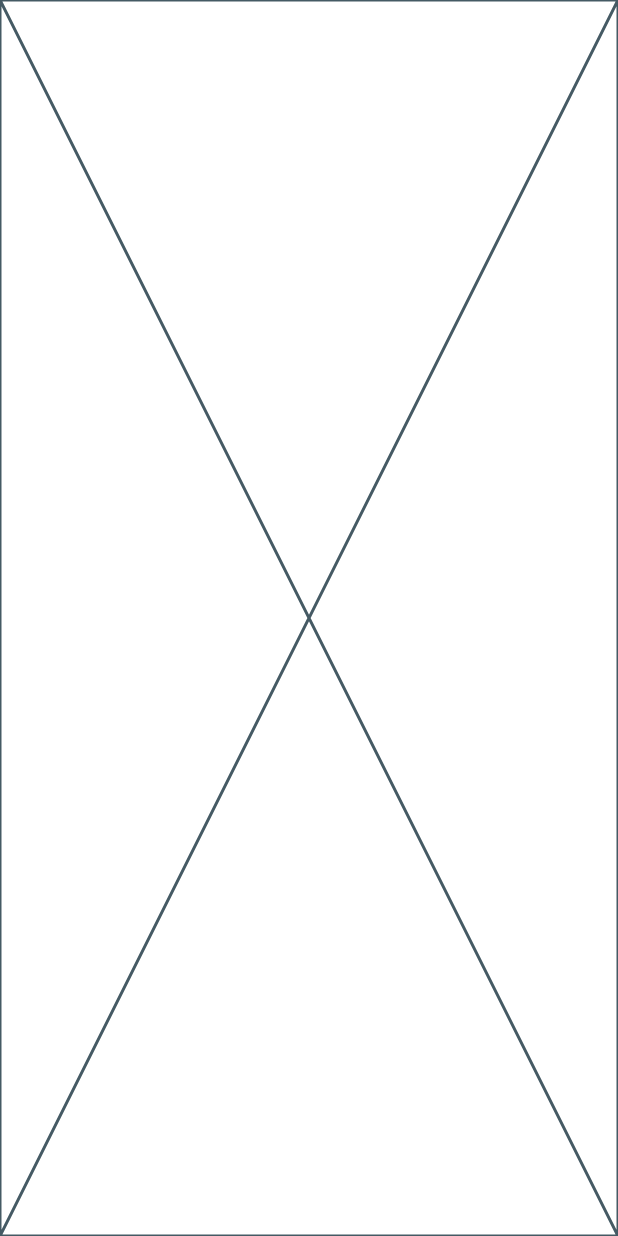
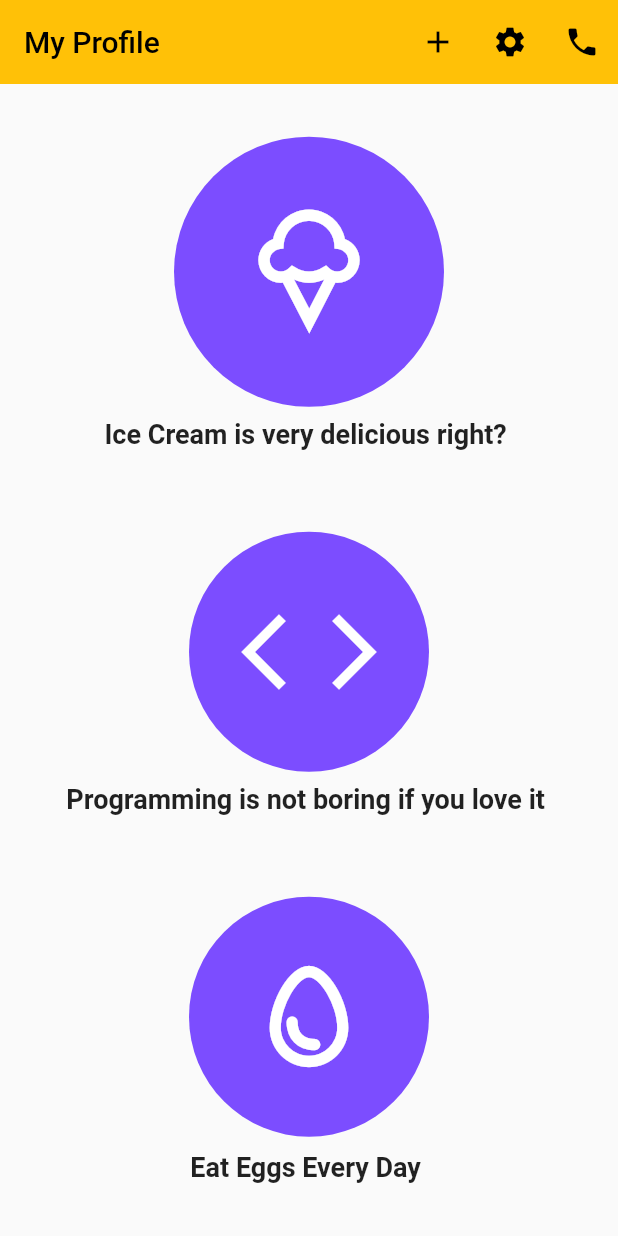
Before and after one commit to siraajul/submission, a Flutter app: the screen it shows after launch, on a phone screen of 412 x 824 dp. Run offline on Flutter 3.47's test engine with Material 3 defaults, Android fonts, the phone set to English and light mode, and no system bars.

Commit message:
New: Home Screen

```diff
--- a/lib/screens/home_screen.dart
+++ b/lib/screens/home_screen.dart
@@ -5,6 +5,117 @@ class HomeScreen extends StatelessWidget {
 
   @override
   Widget build(BuildContext context) {
-    return const Placeholder();
+    return Scaffold(
+      appBar: AppBar(
+        elevation: 0,
+        title: const Text(
+          'My Profile',
+          style: TextStyle(color: Colors.black),
+        ),
+        actions: [
+          IconButton(
+            onPressed: () {},
+            icon: const Icon(
+              Icons.add,
+              color: Colors.black,
+            ),
+          ),
+          IconButton(
+            onPressed: () {},
+            icon: const Icon(
+              Icons.settings,
+              color: Colors.black,
+            ),
+          ),
+          IconButton(
+            onPressed: () {},
+            icon: const Icon(
+              Icons.phone,
+              color: Colors.black,
+            ),
+          ),
+        ],
+        backgroundColor: Colors.amber,
+      ),
+      body: const Center(
+        child: Padding(
+          padding: EdgeInsets.all(8.0),
+          child: Column(
+            mainAxisAlignment: MainAxisAlignment.spaceAround,
+            children: [
+              Column(
+                children: [
+                  CircleAvatar(
+                    radius: 90,
+                    backgroundColor: Colors.deepPurpleAccent,
+                    foregroundColor: Colors.white,
+                    child: Icon(
+                      Icons.icecream_outlined,
+                      size: 90,
+                    ),
+                  ),
+                  SizedBox(
+                    height: 8,
+                  ),
+                  Text(
+                    'Ice Cream is very delicious right? ',
+                    style: TextStyle(fontWeight: FontWeight.bold, fontSize: 18),
+                  ),
+                ],
+              ),
+              Column(
+                children: [
+                  CircleAvatar(
+                    radius: 80,
+                    backgroundColor: Colors.deepPurpleAccent,
+                    foregroundColor: Colors.white,
+                    child: Row(
+                      mainAxisAlignment: MainAxisAlignment.center,
+                      children: [
+                        Icon(
+                          Icons.arrow_back_ios_new_sharp,
+                          size: 60,
+                        ),
+                        Icon(
+                          Icons.arrow_forward_ios_outlined,
+                          size: 60,
+                        ),
+                      ],
+                    ),
+                  ),
+                  SizedBox(
+                    height: 8,
+                  ),
+                  Text(
+                    'Programming is not boring if you love it ',
+                    style: TextStyle(fontWeight: FontWeight.bold, fontSize: 18),
+                  ),
+                ],
+              ),
+              Column(
+                children: [
+                  CircleAvatar(
+                    radius: 80,
+                    backgroundColor: Colors.deepPurpleAccent,
+                    foregroundColor: Colors.white,
+                    child: Icon(
+                      Icons.egg_outlined,
+                      size: 90,
+                    ),
+                  ),
+                  SizedBox(
+                    height: 10,
+                  ),
+                  Text(
+                    'Eat Eggs Every Day ',
+                    style: TextStyle(fontWeight: FontWeight.bold, fontSize: 18),
+                  ),
+                ],
+              )
+            ],
+          ),
+        ),
+      ),
+    );
   }
 }
```
